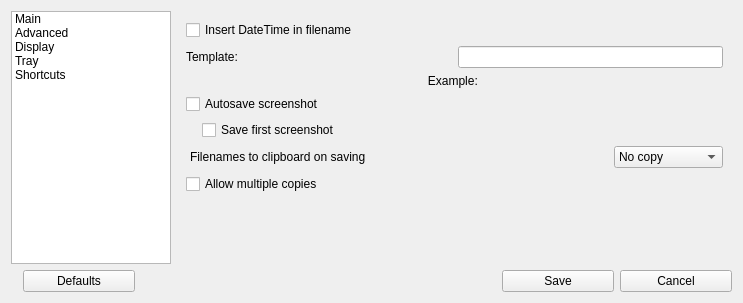
lxqt/screengrab, file src/ui/configwidget.ui: the form before one commit.
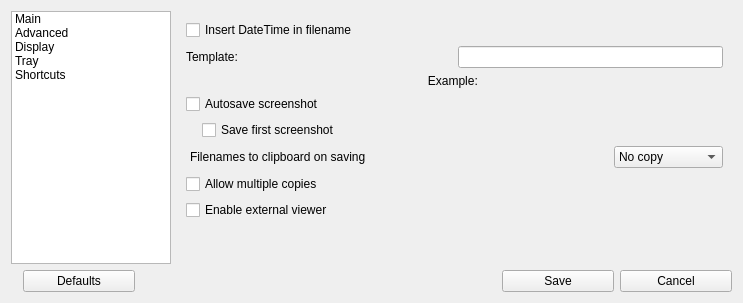
The form after the commit. The open tabs and pages were chosen to show the change. Custom widgets are drawn as their Qt base class.

Commit message: Add checkbox for enable disable external view option issue #18

What changed in the file:
```diff
--- a/src/ui/configwidget.ui
+++ b/src/ui/configwidget.ui
@@ -433,6 +433,16 @@
            </property>
           </widget>
          </item>
+         <item>
+          <widget class="QCheckBox" name="cbxEnableExtView">
+           <property name="toolTip">
+            <string>Open screenshot in external viewer by double click on screen area</string>
+           </property>
+           <property name="text">
+            <string>Enable external viewer</string>
+           </property>
+          </widget>
+         </item>
          <item>
           <spacer name="verticalSpacer_2">
            <property name="orientation">
```
Left out of the diff: 2 changed lines with no effect on the pictures.
